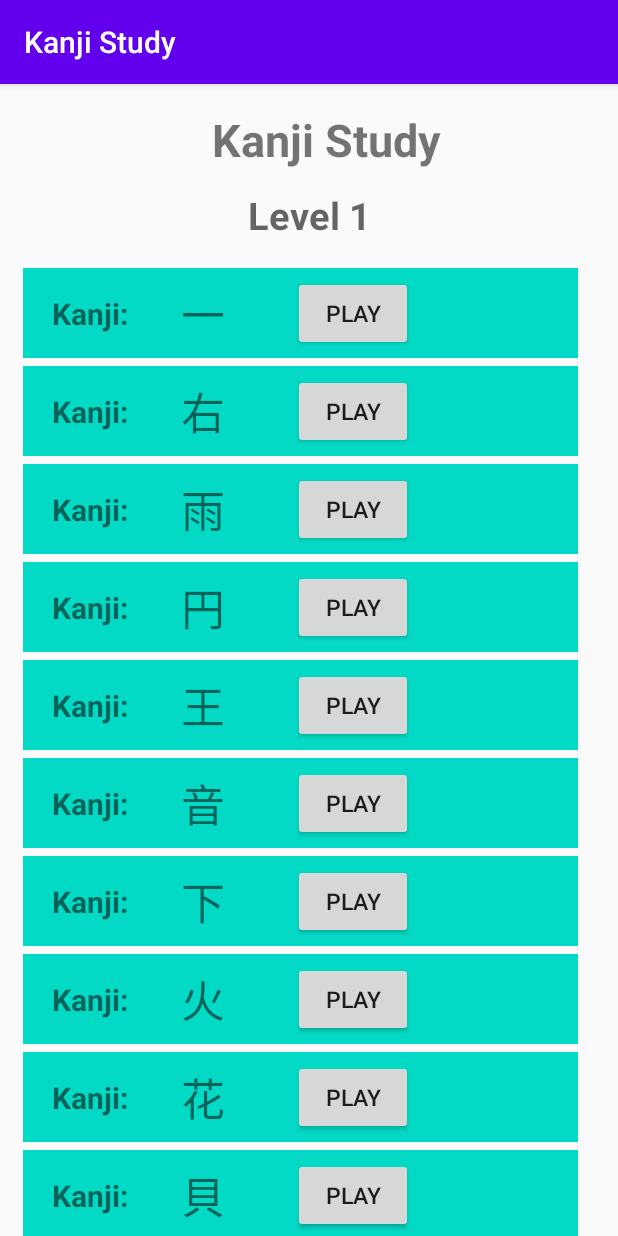
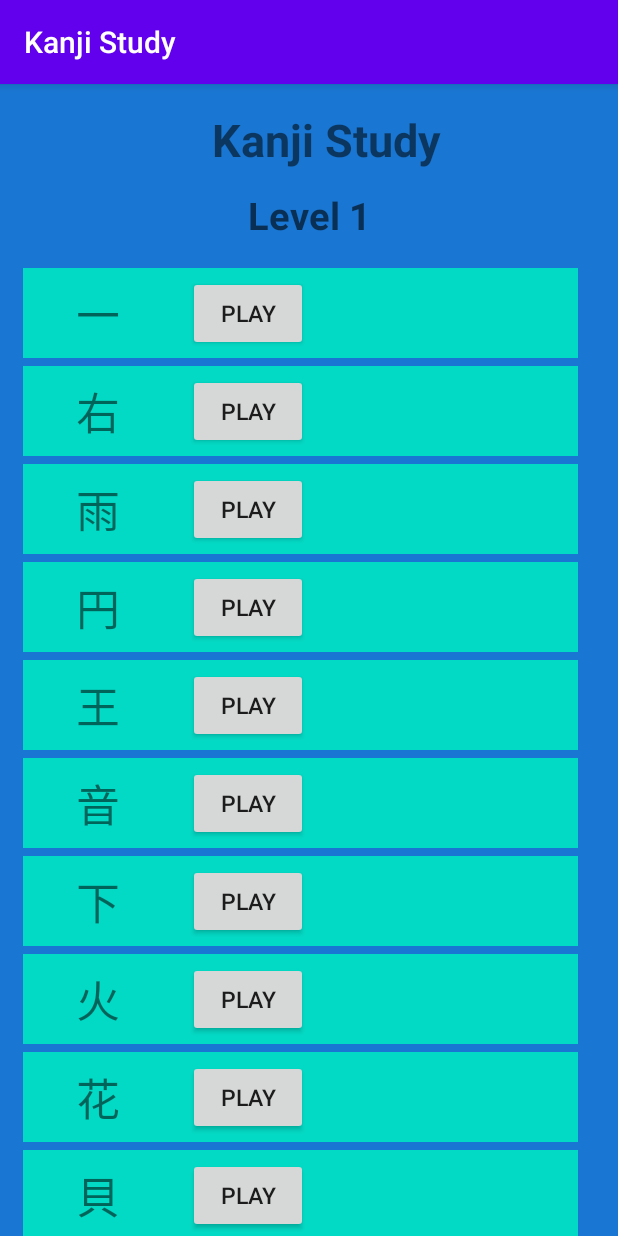
Before and after one commit to sergioparamo/kanjistudy, an Android app: the screen it shows after launch (MainActivity), on a phone screen of 412 x 824 dp. Run offline under Robolectric (Android 15) with nearby library versions, the phone set to English and light mode, and no system bars; our stand-ins replace Room's generated code.

Commit message:
added some styles and splash screen

```diff
--- a/app/src/main/AndroidManifest.xml
+++ b/app/src/main/AndroidManifest.xml
@@ -11,7 +11,7 @@
         android:roundIcon="@mipmap/ic_launcher_round"
         android:supportsRtl="true"
         android:theme="@style/AppTheme">
-        <activity android:name=".views.MainActivity">
+        <activity android:name=".views.MainActivity" android:theme="@style/AppTheme.Launcher">
             <intent-filter>
                 <action android:name="android.intent.action.MAIN" />
 
--- /dev/null
+++ b/app/src/main/res/drawable/launch_screen.xml
@@ -0,0 +1,6 @@
+<?xml version="1.0" encoding="utf-8"?>
+<layer-list xmlns:android="http://schemas.android.com/apk/res/android">
+    <item>
+        <bitmap android:src="@drawable/kanji_intro" />
+    </item>
+</layer-list>
--- a/app/src/main/res/layout/activity_main.xml
+++ b/app/src/main/res/layout/activity_main.xml
@@ -6,6 +6,7 @@
     android:layout_width="match_parent"
     android:layout_height="match_parent"
     tools:context=".views.MainActivity"
+    android:background="@color/colorBlue"
     >
 
     <androidx.recyclerview.widget.RecyclerView
@@ -25,6 +26,7 @@
         tools:listitem="@layout/kanji_list" />
 
     <TextView
+        style="@style/textStyle"
         android:id="@+id/currentLevelTextViewMain"
         android:layout_width="200dp"
         android:layout_height="wrap_content"
@@ -38,6 +40,7 @@
         app:layout_constraintTop_toBottomOf="@+id/textView" />
 
     <TextView
+        style="@style/textStyle"
         android:id="@+id/textView"
         android:layout_width="wrap_content"
         android:layout_height="wrap_content"
--- a/app/src/main/res/layout/kanji_list.xml
+++ b/app/src/main/res/layout/kanji_list.xml
@@ -9,7 +9,7 @@
     android:layout_marginRight="10dp"
     android:background="@color/colorAccent"
     android:paddingLeft="10dp">
-    <TextView
+    <!--<TextView
         android:id="@+id/characterTextView"
 
         android:layout_width="70dp"
@@ -17,7 +17,7 @@
         android:gravity="center"
         android:textStyle="bold"
         android:textSize="20dp"
-        android:text="Kanji:" />
+        android:text="Kanji:" />-->
 
     <TextView
     android:id="@+id/characterValueTextView"
@@ -25,11 +25,11 @@
     android:textSize="29dp"
     android:gravity="center"
     android:layout_width="80dp"
-    android:layout_height="50dp"
-    android:layout_toRightOf="@+id/characterTextView" />
+    android:layout_height="50dp"/>
+    <!--android:layout_toRightOf="@+id/characterTextView"-->
 
     <Button
-        android:id="@+id/soundTextView"
+        android:id="@+id/soundButton"
         android:layout_marginLeft="20dp"
         android:textSize="15dp"
         android:text="Play"
--- a/app/src/main/res/values/colors.xml
+++ b/app/src/main/res/values/colors.xml
@@ -3,4 +3,6 @@
     <color name="colorPrimary">#6200EE</color>
     <color name="colorPrimaryDark">#3700B3</color>
     <color name="colorAccent">#03DAC5</color>
+    <color name="colorBlue">#1976d2</color>
+    <color name="colorWhite">#fafafa</color>
 </resources>
--- a/app/src/main/res/values/styles.xml
+++ b/app/src/main/res/values/styles.xml
@@ -5,6 +5,19 @@
         <item name="colorPrimary">@color/colorPrimary</item>
         <item name="colorPrimaryDark">@color/colorPrimaryDark</item>
         <item name="colorAccent">@color/colorAccent</item>
+
+    </style>
+
+
+    <style name="textStyle">
+        <item name="fontFamily">verdana</item>
+        <item name="android:textSize">36sp</item>
+        <item name="android:textStyle">bold</item>
+        <item name="color">@color/colorWhite</item>
+    </style>
+
+    <style name="AppTheme.Launcher">
+        <item name="android:windowBackground">@drawable/launch_screen</item>
     </style>
 
 </resources>
```
Also changed, not shown: app/src/main/res/drawable/kanji_intro.png (added), app/src/main/res/drawable/kanji_wallpaper.png (added).
